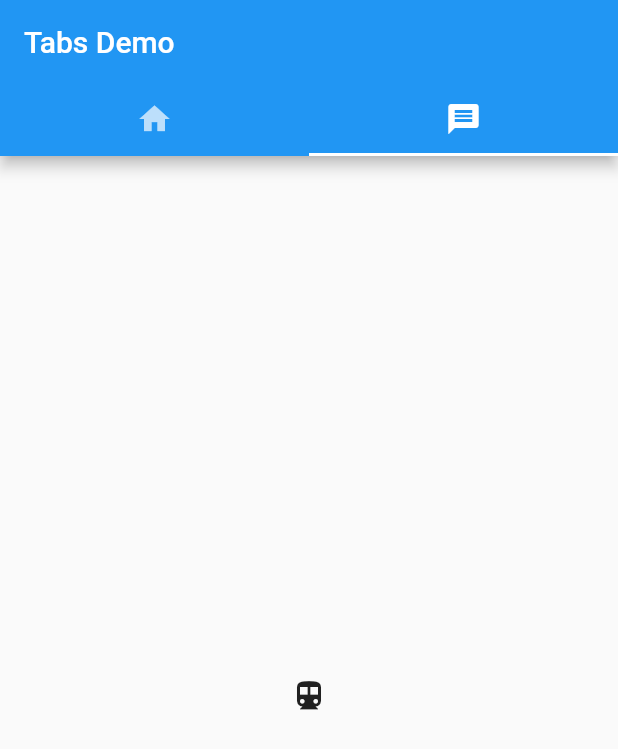
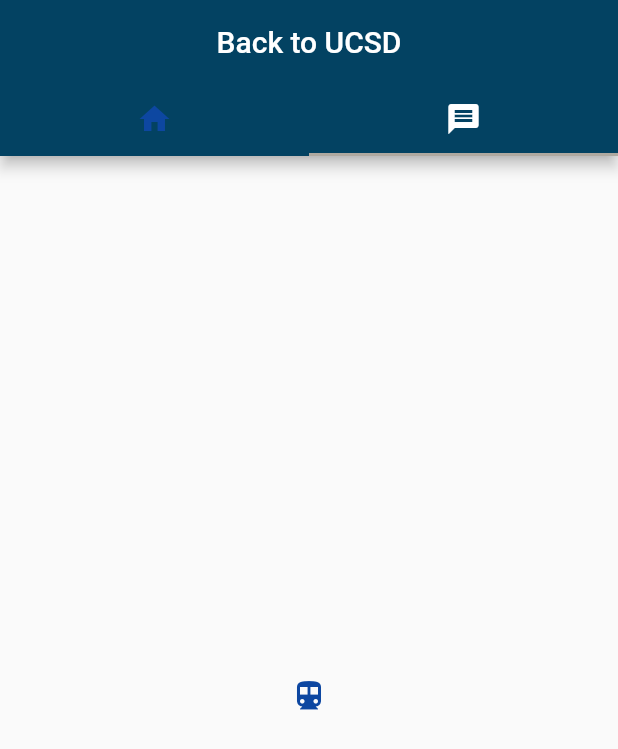
Before and after one commit to a6wu/mobile-qr-scanner, a Flutter app: the screen it shows after launch, tab 2 chosen, on a phone screen of 412 x 824 dp. Shown: the top 749 px of the screen. Run offline on Flutter 3.47's test engine with Material 2 defaults, Android fonts, the phone set to English and light mode, and no system bars; missing offline and left inert: qr_code_scanner; statements that could not run were skipped.

Commit message:
Use campus color theme

```diff
--- /dev/null
+++ b/lib/app_theme.dart
@@ -0,0 +1,82 @@
+import 'package:flutter/material.dart';
+
+// Primary Color
+const MaterialColor ColorPrimary = MaterialColor(
+  0xFF182B49,
+  <int, Color>{
+    50: Color(0xFF182B49),
+    100: Color(0xFF182B49),
+    200: Color(0xFF182B49),
+    300: Color(0xFF182B49),
+    400: Color(0xFF182B49),
+    500: Color(0xFF182B49),
+    600: Color(0xFF182B49),
+    700: Color(0xFF182B49),
+    800: Color(0xFF182B49),
+    900: Color(0xFF182B49),
+  },
+);
+
+// Secondary Color
+const MaterialColor ColorSecondary = MaterialColor(
+  0xFF006A96,
+  <int, Color>{
+    50: Color(0xFF006A96),
+    100: Color(0xFF006A96),
+    200: Color(0xFF006A96),
+    300: Color(0xFF006A96),
+    400: Color(0xFF006A96),
+    500: Color(0xFF006A96),
+    600: Color(0xFF006A96),
+    700: Color(0xFF006A96),
+    800: Color(0xFF006A96),
+    900: Color(0xFF006A96),
+  },
+);
+
+//Color for the top App Bar on light theme
+const AppBarTheme lightAppBarTheme = AppBarTheme(
+  color: Color(0xFF034262),
+);
+
+//Color for the top App Bar on dark theme
+const AppBarTheme darkAppBarTheme = AppBarTheme(
+  color: Color(0xFF034262),
+);
+
+//Icon color for light theme
+const IconThemeData lightIconTheme = IconThemeData(
+  color: Color(0xFF0D47A1),
+);
+
+//Icon color for dark theme
+const IconThemeData darkIconTheme = IconThemeData(
+  color: Color(0xFFFFFFFF),
+);
+
+//Colors for text on buttons using light theme
+const TextTheme lightThemeText = TextTheme(
+  button: TextStyle(
+    color: Color(0xFFFFFFFF),
+  ),
+);
+
+//Colors for text on buttons using dark theme
+const TextTheme darkThemeText = TextTheme(
+  button: TextStyle(
+    color: Color(0xFF006A96),
+  ),
+);
+
+//Button color for themes
+const Color lightButtonColor = Color(0xFF034263);
+const Color darkButtonColor = Color(0xFFFFFFFF);
+
+//Accent colors for themes
+const Color lightAccentColor = Color(0xFFAFA9A0);
+const Color darkAccentColor = Color(0xFFAFA9A0);
+
+// Testing
+const Color c1 = Color.fromARGB(255, 255, 0, 0);
+const Color c2 = Color.fromARGB(255, 0, 255, 0);
+const Color c3 = Color.fromARGB(255, 0, 0, 255);
--- a/lib/main.dart
+++ b/lib/main.dart
@@ -2,6 +2,7 @@ import 'package:flutter/material.dart';
 import 'package:qr_code_scanner/qr_code_scanner.dart';
 import 'package:qr_code_scanner/qr_scanner_overlay_shape.dart';
 import 'package:http/http.dart' as http;
+import 'package:backtoschool/app_theme.dart';
 
 void main() => runApp(TabBarApp());
 
@@ -16,6 +17,24 @@ class TabBarApp extends StatelessWidget {
   @override
   Widget build(BuildContext context) {
     return MaterialApp(
+      theme: ThemeData(
+        primarySwatch: ColorPrimary,
+        accentColor: lightAccentColor,
+        brightness: Brightness.light,
+        buttonColor: lightButtonColor,
+        textTheme: lightThemeText,
+        iconTheme: lightIconTheme,
+        appBarTheme: lightAppBarTheme,
+      ),
+      darkTheme: ThemeData(
+        primarySwatch: ColorPrimary,
+        accentColor: darkAccentColor,
+        brightness: Brightness.dark,
+        buttonColor: darkButtonColor,
+        textTheme: darkThemeText,
+        iconTheme: darkIconTheme,
+        appBarTheme: darkAppBarTheme,
+      ),
       home: DefaultTabController(
         length: 2,
         child: Scaffold(
@@ -26,7 +45,7 @@ class TabBarApp extends StatelessWidget {
                 Tab(icon: Icon(Icons.message)),
               ],
             ),
-            title: Text('Tabs Demo'),
+            title: Center(child: Text('Back to UCSD')),
           ),
           body: TabBarView(
             children: [
@@ -81,21 +100,17 @@ class _QRViewExampleState extends State<QRViewExample> {
               child: Column(
                 mainAxisAlignment: MainAxisAlignment.spaceEvenly,
                 children: <Widget>[
-                  Text("Barcode: $qrText"),
+                  Text("$qrText"),
                   Row(
                     mainAxisAlignment: MainAxisAlignment.center,
                     crossAxisAlignment: CrossAxisAlignment.center,
                     children: <Widget>[
                       Container(
                         margin: EdgeInsets.all(8.0),
-                        child: RaisedButton(
+                        child: FlatButton(
                           onPressed: () {
                             if (controller != null) {
                               if (_isSubmitActive(submitState)) {
-                                //setState(() {
-                                //  submitState = submit_btn_inactive;
-                                //});
-
                                 // state should reset only after
                                 // POST to API returns as success or failure
 
```
